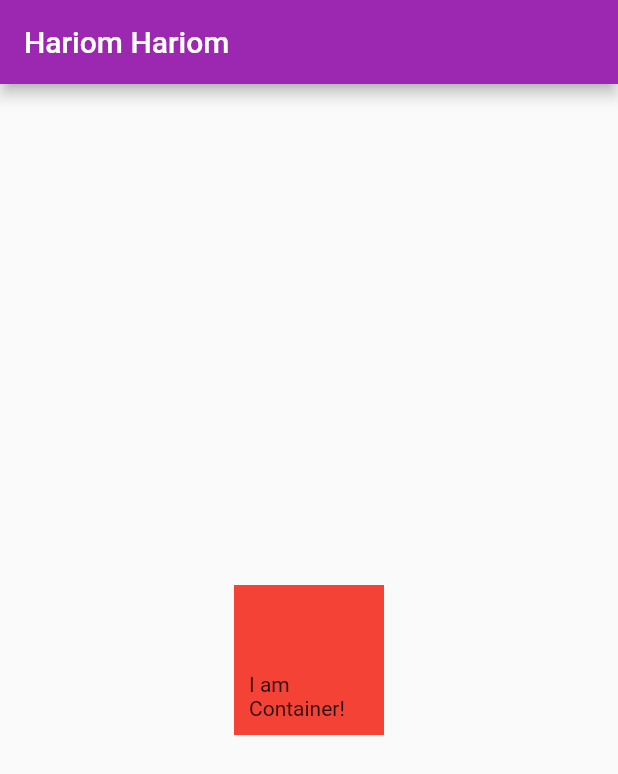
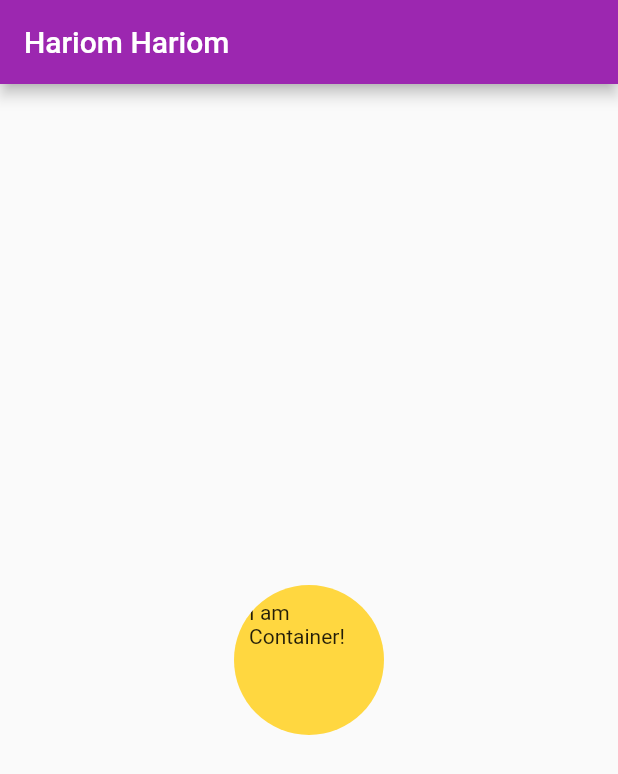
Before and after one commit to hemantvc/flutter-beginner-to-advanced, a Flutter app: the screen it shows after launch, on a phone screen of 412 x 824 dp. Shown: the top 774 px of the screen. Run offline on Flutter 3.47's test engine with Material 2 defaults, Android fonts, the phone set to English and light mode, and no system bars.

Commit message:
Add container property decoration, clipBehaviour

```diff
--- a/lib/main.dart
+++ b/lib/main.dart
@@ -18,11 +18,13 @@
       body: Center(
         child: Container(
           padding: EdgeInsets.all(10),
-          color: Colors.red,
           width: 100,
           height: 100,
-          alignment: Alignment.bottomRight,
+          alignment: Alignment.topLeft,
           child: const Text("I am Container!"),
+          clipBehavior: Clip.antiAlias,
+          decoration: BoxDecoration(color: Colors.amberAccent,
+          shape: BoxShape.circle),
         ),
       ),
     );
```
